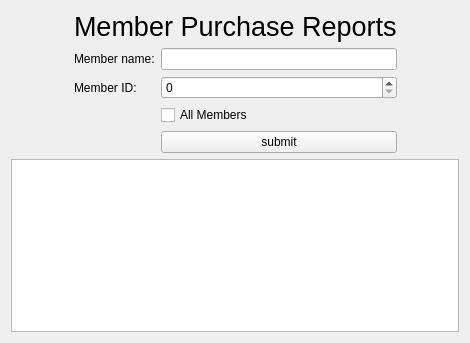
Above: memberpurchase.ui from WinterCS003/CS008_Project1 before the change. Below: the same form after it.
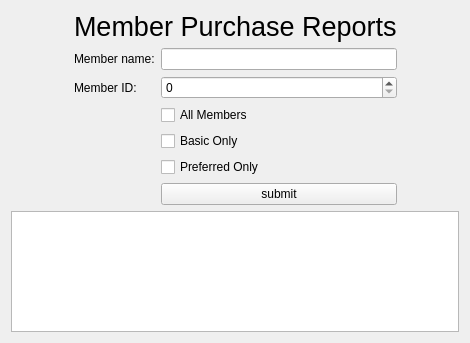
That is the form after the change.

Diff of the .ui file:
```diff
--- a/memberpurchase.ui
+++ b/memberpurchase.ui
@@ -18,6 +18,13 @@
     <layout class="QGridLayout" name="gridLayout_2">
      <item row="1" column="1">
       <layout class="QGridLayout" name="gridLayout">
+       <item row="1" column="0">
+        <widget class="QLabel" name="idLabel">
+         <property name="text">
+          <string>Member ID:</string>
+         </property>
+        </widget>
+       </item>
        <item row="0" column="0">
         <widget class="QLabel" name="nameLabel">
          <property name="text">
@@ -39,10 +46,10 @@
          </property>
         </widget>
        </item>
-       <item row="1" column="0">
-        <widget class="QLabel" name="idLabel">
+       <item row="5" column="1">
+        <widget class="QPushButton" name="submit">
          <property name="text">
-          <string>Member ID:</string>
+          <string>submit</string>
          </property>
         </widget>
        </item>
@@ -50,9 +57,16 @@
         <widget class="QLineEdit" name="nameInput"/>
        </item>
        <item row="3" column="1">
-        <widget class="QPushButton" name="submit">
+        <widget class="QCheckBox" name="basicOnly">
          <property name="text">
-          <string>submit</string>
+          <string>Basic Only</string>
+         </property>
+        </widget>
+       </item>
+       <item row="4" column="1">
+        <widget class="QCheckBox" name="preferredOnly">
+         <property name="text">
+          <string>Preferred Only</string>
          </property>
         </widget>
        </item>
```
